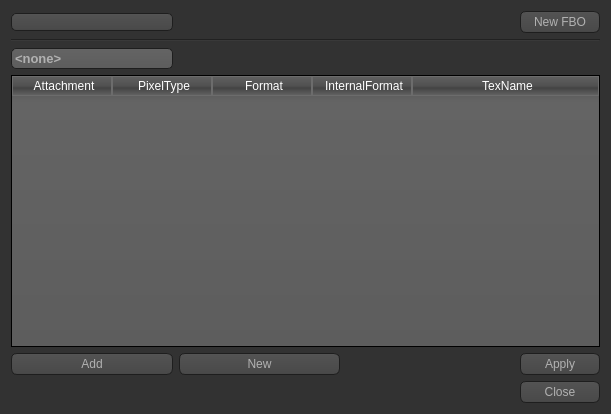
This is src/KoRE_GUI/FrameBufferEditor.ui in KoRE0/KoRE as Qt 5 draws it before an edit. The edited form follows.
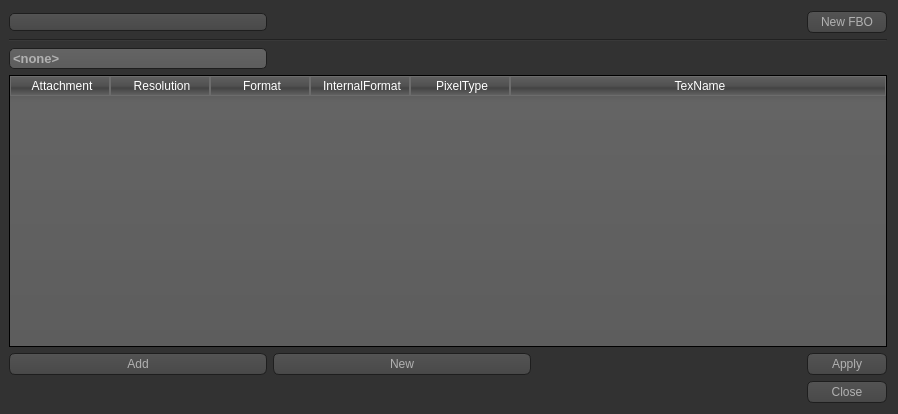
This is the edited form. Icons and pictures are not drawn.

Commit message: added all texture formats to editor

Patch:
```diff
--- a/src/KoRE_GUI/FrameBufferEditor.ui
+++ b/src/KoRE_GUI/FrameBufferEditor.ui
@@ -6,7 +6,7 @@
    <rect>
     <x>0</x>
     <y>0</y>
-    <width>611</width>
+    <width>898</width>
     <height>414</height>
    </rect>
   </property>
@@ -493,6 +493,9 @@
    <locale language="English" country="UnitedStates"/>
   </property>
   <layout class="QGridLayout" name="gridLayout_2">
+   <property name="leftMargin">
+    <number>9</number>
+   </property>
    <item row="3" column="1">
     <widget class="QLineEdit" name="nameEdit">
      <property name="font">
@@ -599,7 +602,7 @@
      </column>
      <column>
       <property name="text">
-       <string>PixelType</string>
+       <string>Resolution</string>
       </property>
      </column>
      <column>
@@ -612,6 +615,11 @@
        <string>InternalFormat</string>
       </property>
      </column>
+     <column>
+      <property name="text">
+       <string>PixelType</string>
+      </property>
+     </column>
      <column>
       <property name="text">
        <string>TexName</string>
```
Left out of the diff: 9 changed lines with no effect on the pictures. The commit also changes 9 other files.
